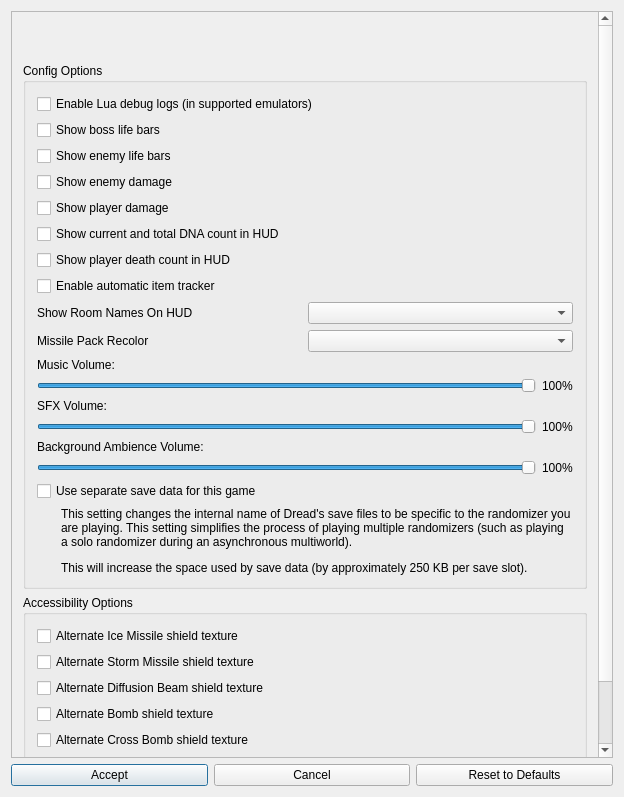
The window that randovania/games/dread/gui/ui_files/dread_cosmetic_patches_dialog.ui (randovania/randovania) describes before a commit, drawn with Qt 5.
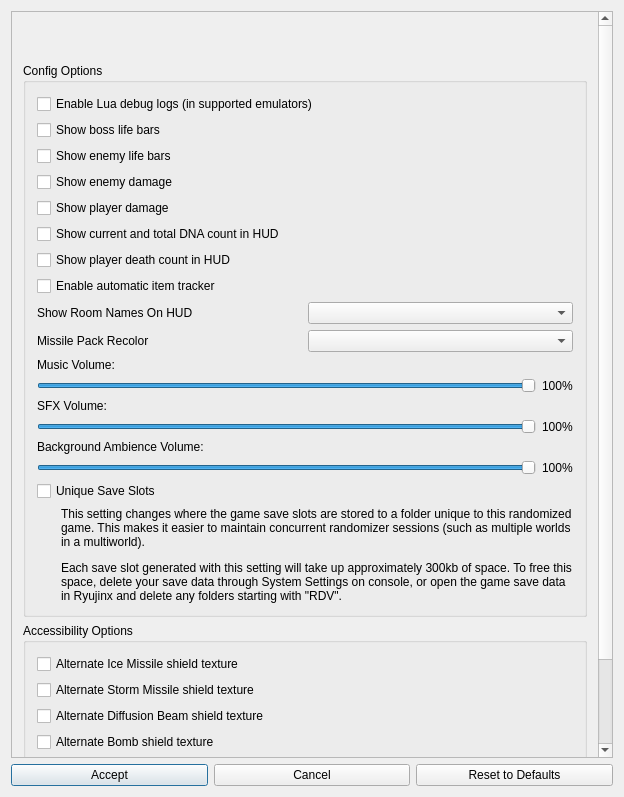
The same window after the commit. Custom widgets are drawn as their Qt base class.

Commit message: - bumped ODR, MSRR, MEDS to latest releases - Changed option name to "Unique Save Slots" - Changed option text to (hopefully) better explain - updated tests

```diff
--- a/randovania/games/dread/gui/ui_files/dread_cosmetic_patches_dialog.ui
+++ b/randovania/games/dread/gui/ui_files/dread_cosmetic_patches_dialog.ui
@@ -247,14 +247,14 @@
           <item>
            <widget class="QCheckBox" name="separate_save_slots">
             <property name="text">
-             <string>Use separate save data for this game</string>
+             <string>Unique Save Slots</string>
             </property>
            </widget>
           </item>
           <item>
            <widget class="QLabel" name="save_slots_description">
             <property name="text">
-             <string>&lt;html&gt;&lt;head/&gt;&lt;body&gt;&lt;p&gt;This setting changes the internal name of Dread's save files to be specific to the randomizer you are playing. This setting simplifies the process of playing multiple randomizers (such as playing a solo randomizer during an asynchronous multiworld). &lt;/p&gt;&lt;p&gt;This will increase the space used by save data (by approximately 250 KB per save slot).&lt;/p&gt;&lt;/body&gt;&lt;/html&gt;</string>
+             <string>&lt;html&gt;&lt;head/&gt;&lt;body&gt;&lt;p&gt;This setting changes where the game save slots are stored to a folder unique to this randomized game. This makes it easier to maintain concurrent randomizer sessions (such as multiple worlds in a multiworld).&lt;/p&gt;&lt;p&gt;Each save slot generated with this setting will take up approximately 300kb of space. To free this space, delete your save data through System Settings on console, or open the game save data in Ryujinx and delete any folders starting with "RDV".&lt;/p&gt;&lt;/body&gt;&lt;/html&gt;</string>
             </property>
             <property name="wordWrap">
              <bool>true</bool>
```
The commit also changes 24 other files.
